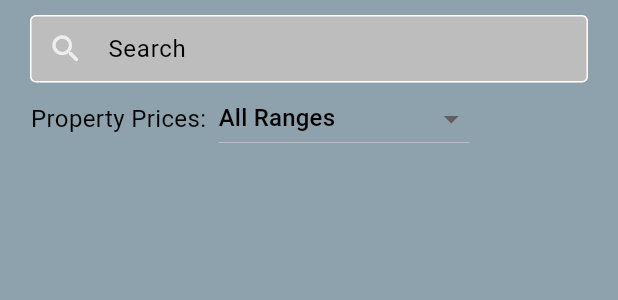
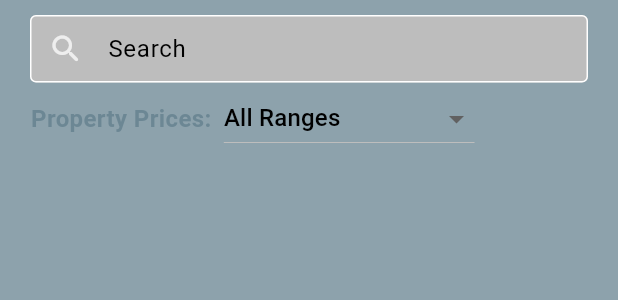
Before and after one commit to ad-ng/tura_app, a Flutter app: the MyFilter widget shown alone on an empty page, opened directly, on a phone screen of 412 x 824 dp. Shown: the top 300 px of the screen. Run offline on Flutter 3.47's test engine with Material 3 defaults, Android fonts, the phone set to English and light mode, and no system bars; our stand-ins replace carousel_slider, dio, flutter_bloc, flutter_widget_from_html, popover, salomon_bottom_bar and 2 more; missing offline and left inert: graphview; accounts and stored records are empty; network calls fail.

Commit message:
fixing property prices

```diff
--- a/lib/features/home/presentaion/widgets/myFilter.dart
+++ b/lib/features/home/presentaion/widgets/myFilter.dart
@@ -46,7 +46,10 @@ class _MyFilterState extends State<MyFilter> {
             SizedBox(width: MediaQuery.of(context).size.width * 0.05),
             Text(
               'Property Prices:',
-              style: TextStyle(fontSize: 16),
+              style: TextStyle(
+                  fontSize: 16,
+                  fontWeight: FontWeight.bold,
+                  color: Theme.of(context).colorScheme.surface),
             ),
             SizedBox(width: MediaQuery.of(context).size.width * 0.02),
             DropdownButton<String>(
--- a/lib/features/home/presentaion/widgets/myappbar.dart
+++ b/lib/features/home/presentaion/widgets/myappbar.dart
@@ -40,7 +40,7 @@ class myappbar extends StatelessWidget {
               IconButton(
                 onPressed: () => showPopover(
                   context: context,
-                  height: 500,
+                  height: MediaQuery.of(context).size.height * 0.3,
                   width: MediaQuery.of(context).size.width * 0.9,
                   direction: PopoverDirection.top,
                   bodyBuilder: (context) {
```
